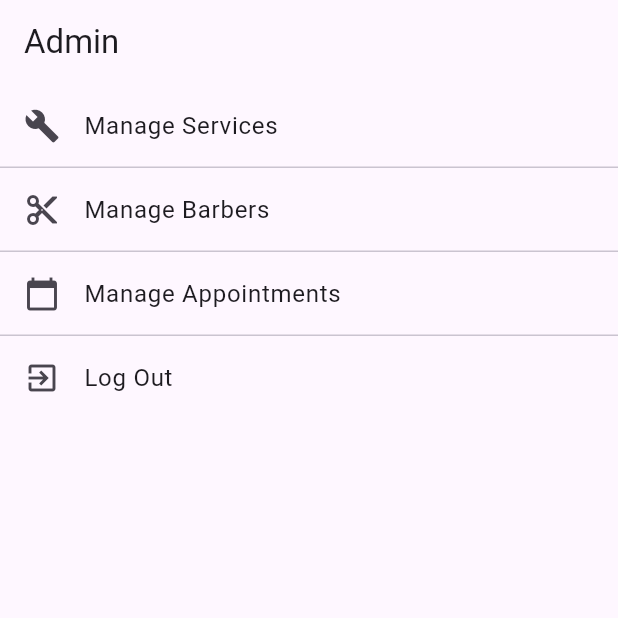
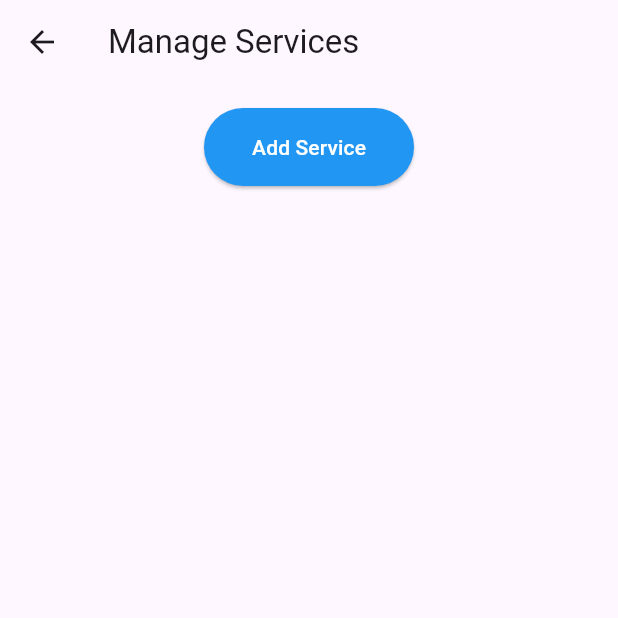
Before and after one commit to CurlyHairsBarbershop/Barbershop_Mobile, a Flutter app: the AdminMainScreen screen opened directly, after a tap on "Manage Services", on a phone screen of 412 x 824 dp, the top half of it. Run offline on Flutter 3.47's test engine with Material 3 defaults, Android fonts, the phone set to English and light mode, and no system bars; our stand-ins replace shared_preferences; accounts and stored records are empty; network calls fail.

Commit message:
Start implementing  manage services for admin

```diff
--- a/lib/screens/admin_screens/admin_main_screen.dart
+++ b/lib/screens/admin_screens/admin_main_screen.dart
@@ -1,6 +1,7 @@
 // file: admin_main_screen.dart
 
 import 'package:curly_hairs/screens/admin_screens/admin_manage_barbers_screen.dart';
+import 'package:curly_hairs/screens/admin_screens/admin_manage_services_screen.dart';
 import 'package:curly_hairs/screens/client_screens/client_personal_info_screen.dart';
 import 'package:curly_hairs/screens/guest_screens/guest_home_screen.dart';
 import 'package:curly_hairs/services/user_service.dart';
@@ -26,11 +27,11 @@ class AdminMainScreen extends StatelessWidget {
                 leading: Icon(Icons.build),
                 title: Text('Manage Services'),
                 onTap: () {
-                  // Navigator.push(
-                  //   context,
-                  //   MaterialPageRoute(
-                  //       builder: (context) => PersonalInfoScreen()),
-                  // );
+                  Navigator.push(
+                    context,
+                    MaterialPageRoute(
+                        builder: (context) => ManageServicesScreen()),
+                  );
                 },
               ),
               ListTile(
--- /dev/null
+++ b/lib/screens/admin_screens/admin_manage_services_screen.dart
@@ -0,0 +1,109 @@
+import 'package:flutter/material.dart';
+import 'package:curly_hairs/models/service_model.dart';
+import 'package:curly_hairs/services/api_service.dart';
+import 'package:curly_hairs/screens/admin_screens/edit_service_screen.dart';
+import 'package:curly_hairs/screens/admin_screens/add_service_screen.dart';
+
+class ManageServicesScreen extends StatefulWidget {
+  @override
+  _ManageServicesScreenState createState() => _ManageServicesScreenState();
+}
+
+class _ManageServicesScreenState extends State<ManageServicesScreen> {
+  late List<Service> services = [];
+
+  @override
+  void initState() {
+    super.initState();
+    _fetchServices();
+  }
+
+  Future<void> _fetchServices() async {
+    try {
+      List<Service> fetchedServices = await ApiService.getAllServices();
+      setState(() {
+        services = fetchedServices;
+      });
+    } catch (e) {
+      // Handle error fetching services
+      print('Error fetching services: $e');
+    }
+  }
+
+  void _navigateToAddServiceScreen() {
+    Navigator.of(context).push(
+      MaterialPageRoute(builder: (context) => AddServiceScreen()),
+    );
+  }
+
+  void _navigateToEditServiceScreen(Service service) {
+    Navigator.of(context).push(
+      MaterialPageRoute(builder: (context) => EditServiceScreen(service: service)),
+    );
+  }
+
+  Future<void> _deleteService(Service service) async {
+    try {
+      // Call the API to delete the service
+      await ApiService.deleteService(service.id);
+      // Refresh services after deletion
+      await _fetchServices();
+    } catch (e) {
+      // Handle error deleting service
+      print('Error deleting service: $e');
+    }
+  }
+
+  @override
+  Widget build(BuildContext context) {
+    return Scaffold(
+      appBar: AppBar(
+        title: Text("Manage Services"),
+      ),
+      body: Padding(
+        padding: const EdgeInsets.all(16.0),
+        child: Column(
+          children: <Widget>[
+            ElevatedButton(
+              onPressed: _navigateToAddServiceScreen,
+              child: Text('Add Service'),
+              style: ElevatedButton.styleFrom(
+                primary: Colors.blue, // Button color
+                onPrimary: Colors.white, // Text color
+                padding: EdgeInsets.symmetric(horizontal: 32, vertical: 16),
+              ),
+            ),
+            SizedBox(height: 16), // Space between add service and services list
+            Expanded(
+              child: ListView.builder(
+                itemCount: services.length,
+                itemBuilder: (BuildContext context, int index) {
+                  return ListTile(
+                    title: Text(services[index].name),
+                    trailing: Row(
+                      mainAxisSize: MainAxisSize.min,
+                      children: [
+                        IconButton(
+                          icon: Icon(Icons.edit),
+                          onPressed: () {
+                            _navigateToEditServiceScreen(services[index]);
+                          },
+                        ),
+                        IconButton(
+                          icon: Icon(Icons.delete),
+                          onPressed: () {
+                            _deleteService(services[index]);
+                          },
+                        ),
+                      ],
+                    ),
+                  );
+                },
+              ),
+            ),
+          ],
+        ),
+      ),
+    );
+  }
+}
--- a/lib/services/api_service.dart
+++ b/lib/services/api_service.dart
@@ -182,19 +182,27 @@ class ApiService {
   }
 
   static Future<List<Service>> getAllServices() async {
-    final response = await http.get(Uri.parse('$baseUrl/favors'));
+  final response = await http.get(Uri.parse('$baseUrl/favors'));
 
-    if (response.statusCode >= 200 && response.statusCode < 300) {
-      final List<dynamic> data = json.decode(response.body);
+  if (response.statusCode >= 200 && response.statusCode < 300) {
+    final String responseBody = response.body;
+
+    if (responseBody.isNotEmpty) {
+      final List<dynamic> data = json.decode(responseBody);
 
       print('Response status: ${response.statusCode}');
-      print('Response body: ${response.body}');
+      print('Response body: ${responseBody}');
 
       return data.map((serviceJson) => Service.fromJson(serviceJson)).toList();
     } else {
-      throw Exception('Failed to fetch barbers');
+      // Handle empty response body
+      throw Exception('Empty response body');
     }
+  } else {
+    throw Exception('Failed to fetch services. Status code: ${response.statusCode}');
   }
+}
+
 
   static Future<Service> getServiceDetailsById(int id) async {
     final response = await http.get(Uri.parse('$baseUrl/favors/$id'));
```
Also changed, not shown: lib/models/service_model.dart (+8 -8 lines), lib/screens/admin_screens/add_service_screen.dart (added, +71 -0 lines), lib/screens/admin_screens/edit_service_screen.dart (added, +93 -0 lines).
